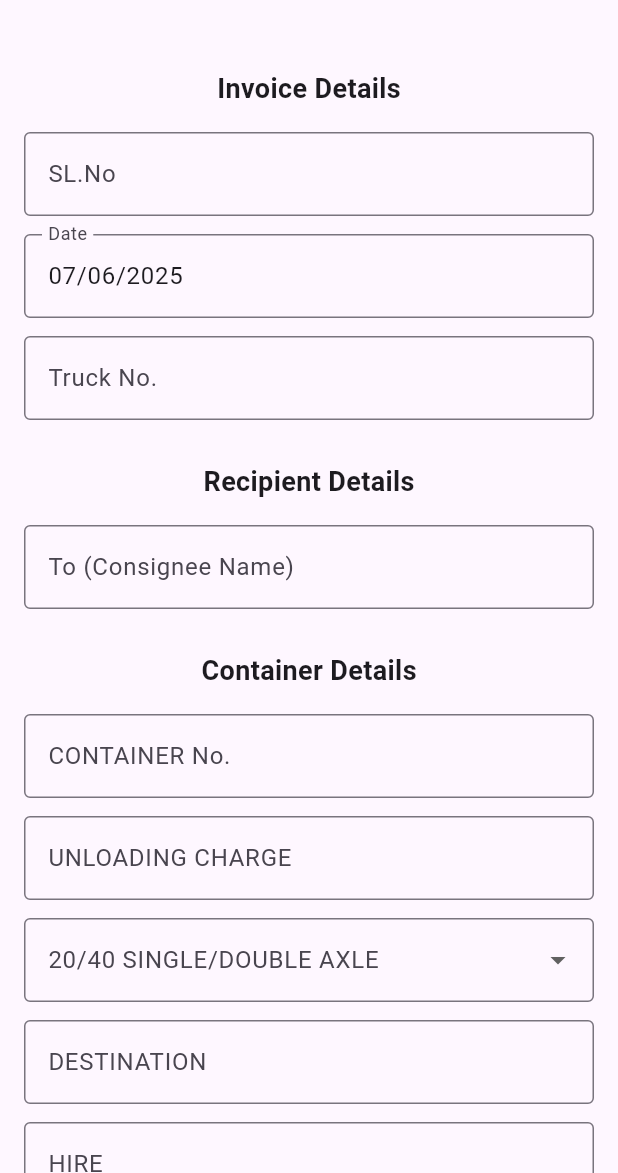
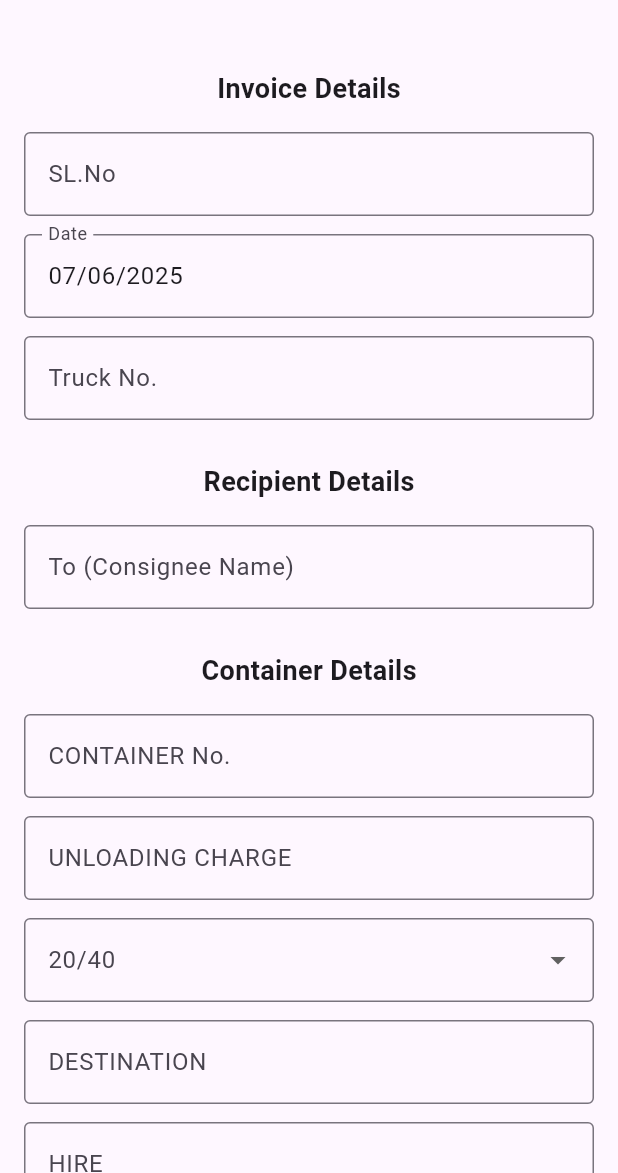
Before and after one commit to AaditAntony/expand, a Flutter app: the screen it shows after launch, on a phone screen of 412 x 824 dp, the part 63-1236 px from its top. Run offline on Flutter 3.47's test engine with Material 3 defaults, Android fonts, the phone set to English and light mode, and no system bars; our stand-ins replace firebase_core, pdf, printing, share_plus; accounts and stored records are empty.

Commit message:
few corrections in the preview and pdf

```diff
--- a/lib/main.dart
+++ b/lib/main.dart
@@ -13,6 +13,7 @@ class MyApp extends StatelessWidget {
     return MaterialApp(
       title: 'Transport Bill',
       theme: ThemeData(primarySwatch: Colors.blue),
+      debugShowCheckedModeBanner: false,
       home: const TransportBillForm(),
     );
   }
@@ -111,12 +112,7 @@ class _TransportBillFormState extends State<TransportBillForm> {
                 'UNLOADING CHARGE',
                 isNumber: true,
               ),
-              _buildDropdownField(_axleController, '20/40 SINGLE/DOUBLE AXLE', [
-                '20 SINGLE AXLE',
-                '40 SINGLE AXLE',
-                '20 DOUBLE AXLE',
-                '40 DOUBLE AXLE',
-              ]),
+              _buildDropdownField(_axleController, '20/40 ', ['20 ', '40 ']),
               _buildTextFormField(_destinationController, 'DESTINATION'),
               _buildTextFormField(_hireController, 'HIRE', isNumber: true),
               _buildTextFormField(_tollController, 'TOLL', isNumber: true),
```
Also changed, not shown: lib/pdf_generator.dart (+8 -8 lines).
